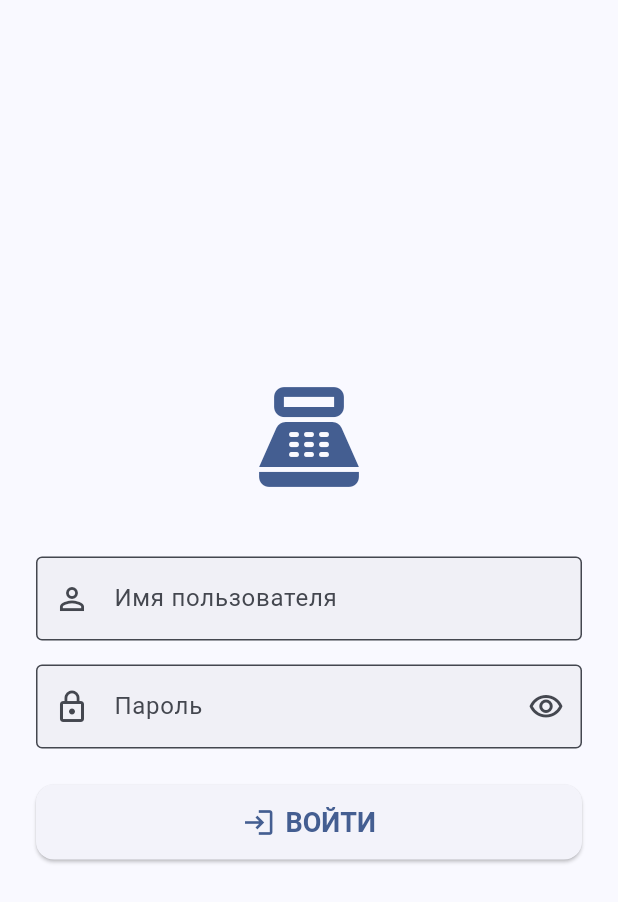
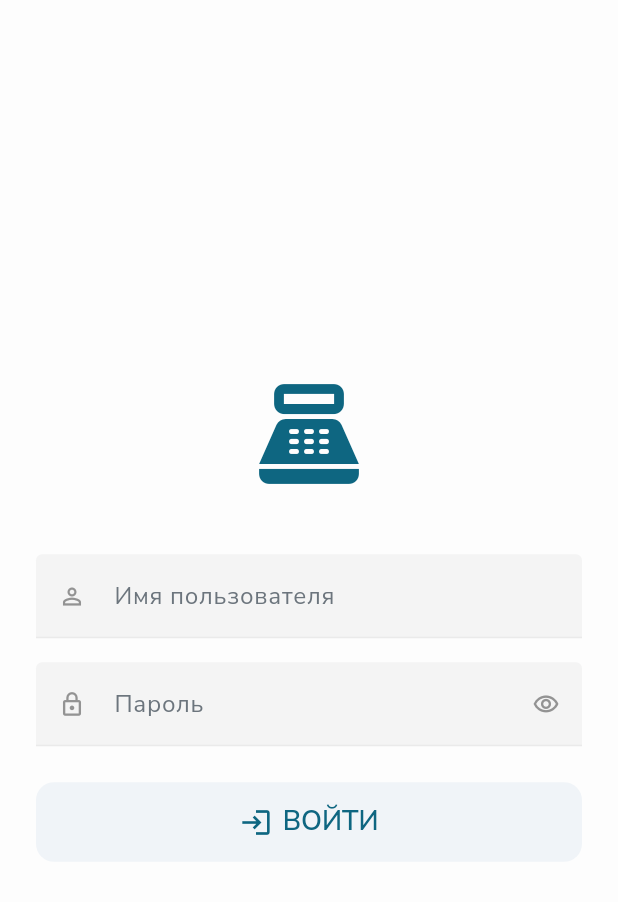
Before and after one commit to makkenzo/flutter_pos, a Flutter app: the screen it shows after launch, on a phone screen of 412 x 824 dp. Shown: the top 902 px of the screen. Run offline on Flutter 3.47's test engine with Material 3 defaults, Android fonts, the phone set to English and light mode, and no system bars; our stand-ins replace flutter_riverpod, flutter_secure_storage, google_fonts, pdf, printing, shimmer; missing offline and left inert: mobile_scanner.

Commit message:
Improves product management and UI themes
Refactors the application theme to use a dedicated theme class and support system-wide theme switching.

Adds a delete product feature to the product form screen, allowing users to remove products directly from the edit view.

Updates API service to use constants for base URL and endpoints, and increases the timeout for fetching products.
Also improves error handling and message clarity for API calls.
Updates storage service to use constants for storage keys.

```diff
--- a/lib/main.dart
+++ b/lib/main.dart
@@ -3,6 +3,7 @@ import 'package:flutter_pos/providers/auth_provider.dart';
 import 'package:flutter_pos/screens/login/login_screen.dart';
 import 'package:flutter_pos/screens/products/product_list_screen.dart';
 import 'package:flutter_pos/screens/splash_screen.dart';
+import 'package:flutter_pos/theme/theme.dart';
 import 'package:flutter_riverpod/flutter_riverpod.dart';
 import 'package:google_fonts/google_fonts.dart';
 import 'package:intl/date_symbol_data_local.dart';
@@ -24,21 +25,10 @@ class MyApp extends ConsumerWidget {
     final AuthState authState = ref.watch(authProvider);
 
     return MaterialApp(
-      title: 'Flutter POS',
-      theme: ThemeData(
-        colorSchemeSeed: Colors.blueAccent,
-        useMaterial3: true,
-        brightness: Brightness.light,
-        textTheme: GoogleFonts.robotoTextTheme(Theme.of(context).textTheme),
-      ),
-      darkTheme: ThemeData(
-        useMaterial3: true,
-        colorSchemeSeed: Colors.blueAccent,
-        brightness: Brightness.dark,
-        textTheme: GoogleFonts.robotoTextTheme(Theme.of(context).textTheme),
-      ),
-
-      themeMode: ThemeMode.light,
+      title: 'Mini-POS',
+      themeMode: ThemeMode.system,
+      theme: TAppTheme.lightTheme,
+      darkTheme: TAppTheme.darkTheme,
       locale: const Locale('ru', 'RU'),
       supportedLocales: const [Locale('ru', 'RU')],
       localizationsDelegates: const [
--- /dev/null
+++ b/lib/theme/custom_themes/appbar_theme.dart
@@ -0,0 +1,34 @@
+import 'package:flutter/material.dart';
+import 'package:flutter_pos/utils/constants/colors.dart';
+import 'package:flutter_pos/utils/constants/sizes.dart';
+import 'package:google_fonts/google_fonts.dart';
+
+class TAppBarTheme {
+  TAppBarTheme._();
+
+  static final lightAppBarTheme = AppBarTheme(
+    elevation: 0, // Без тени
+    centerTitle: false, // Заголовок слева
+    scrolledUnderElevation: 0, // Без тени при скролле
+    backgroundColor: Colors.transparent, // Прозрачный фон (цвет возьмется от Scaffold)
+    surfaceTintColor: Colors.transparent, // Убрать эффект окрашивания при скролле
+    iconTheme: const IconThemeData(color: TColors.black, size: TSizes.iconMd),
+    actionsIconTheme: const IconThemeData(color: TColors.black, size: TSizes.iconMd),
+    titleTextStyle: GoogleFonts.nunitoSans(
+      fontSize: 18.0,
+      fontWeight: FontWeight.w600,
+      color: TColors.black,
+    ), // Явно задаем шрифт и стиль заголовка
+  );
+
+  static final darkAppBarTheme = AppBarTheme(
+    elevation: 0,
+    centerTitle: false,
+    scrolledUnderElevation: 0,
+    backgroundColor: Colors.transparent,
+    surfaceTintColor: Colors.transparent,
+    iconTheme: const IconThemeData(color: TColors.white, size: TSizes.iconMd),
+    actionsIconTheme: const IconThemeData(color: TColors.white, size: TSizes.iconMd),
+    titleTextStyle: GoogleFonts.nunitoSans(fontSize: 18.0, fontWeight: FontWeight.w600, color: TColors.white),
+  );
+}
--- /dev/null
+++ b/lib/theme/custom_themes/bottom_sheet_theme.dart
@@ -0,0 +1,19 @@
+import 'package:flutter/material.dart';
+
+class TBottomSheetTheme {
+  TBottomSheetTheme._();
+
+  static final lightBottomSheetTheme = BottomSheetThemeData(
+    backgroundColor: Colors.transparent,
+    modalBackgroundColor: Colors.transparent,
+    shape: RoundedRectangleBorder(borderRadius: BorderRadius.circular(8)),
+    clipBehavior: Clip.antiAlias,
+  );
+
+  static final darkBottomSheetTheme = BottomSheetThemeData(
+    backgroundColor: Colors.transparent,
+    modalBackgroundColor: Colors.transparent,
+    shape: RoundedRectangleBorder(borderRadius: BorderRadius.circular(8)),
+    clipBehavior: Clip.antiAlias,
+  );
+}
--- /dev/null
+++ b/lib/theme/custom_themes/card_theme.dart
@@ -0,0 +1,21 @@
+import 'package:flutter/material.dart';
+
+import 'package:flutter_pos/utils/constants/sizes.dart';
+
+class TCardTheme {
+  TCardTheme._();
+
+  static final lightCardTheme = CardTheme(
+    elevation: 1,
+    margin: const EdgeInsets.symmetric(vertical: TSizes.xs, horizontal: TSizes.sm),
+    shape: RoundedRectangleBorder(borderRadius: BorderRadius.circular(TSizes.borderRadiusMd)),
+    clipBehavior: Clip.antiAlias,
+  );
+
+  static final darkCardTheme = CardTheme(
+    elevation: 1,
+    margin: const EdgeInsets.symmetric(vertical: TSizes.xs, horizontal: TSizes.sm),
+    shape: RoundedRectangleBorder(borderRadius: BorderRadius.circular(TSizes.borderRadiusMd)),
+    clipBehavior: Clip.antiAlias,
+  );
+}
--- /dev/null
+++ b/lib/theme/custom_themes/checkbox_theme.dart
@@ -0,0 +1,18 @@
+import 'package:flutter/material.dart';
+import 'package:flutter_pos/utils/constants/colors.dart';
+
+class TCheckboxTheme {
+  TCheckboxTheme._();
+
+  static final lightCheckboxTheme = CheckboxThemeData(
+    fillColor: WidgetStateProperty.all<Color>(TColors.primary),
+    checkColor: WidgetStateProperty.all<Color>(TColors.white),
+    overlayColor: WidgetStateProperty.all<Color>(TColors.primary),
+  );
+
+  static final darkCheckboxTheme = CheckboxThemeData(
+    fillColor: WidgetStateProperty.all<Color>(TColors.primary),
+    checkColor: WidgetStateProperty.all<Color>(TColors.white),
+    overlayColor: WidgetStateProperty.all<Color>(TColors.primary),
+  );
+}
--- /dev/null
+++ b/lib/theme/custom_themes/dialog_theme.dart
@@ -0,0 +1,16 @@
+import 'package:flutter/material.dart';
+import 'package:flutter_pos/utils/constants/sizes.dart';
+
+class TDialogTheme {
+  TDialogTheme._();
+
+  static final lightDialogTheme = DialogTheme(
+    elevation: 0,
+    shape: RoundedRectangleBorder(borderRadius: BorderRadius.circular(TSizes.borderRadiusLg)),
+  );
+
+  static final darkDialogTheme = DialogTheme(
+    elevation: 0,
+    shape: RoundedRectangleBorder(borderRadius: BorderRadius.circular(TSizes.borderRadiusLg)),
+  );
+}
--- /dev/null
+++ b/lib/theme/custom_themes/elevated_button_theme.dart
@@ -0,0 +1,29 @@
+import 'package:flutter/material.dart';
+import 'package:flutter_pos/utils/constants/sizes.dart';
+
+class TElevatedButtonTheme {
+  TElevatedButtonTheme._();
+
+  /// Светлая тема
+  static final lightElevatedButtonTheme = ElevatedButtonThemeData(
+    style: ElevatedButton.styleFrom(
+      elevation: 0, // Небольшая тень
+      padding: const EdgeInsets.symmetric(vertical: 14, horizontal: TSizes.md), // Вертикальный отступ
+      textStyle: const TextStyle(fontSize: TSizes.fontSizeMd, fontWeight: FontWeight.w600),
+      shape: RoundedRectangleBorder(borderRadius: BorderRadius.circular(TSizes.borderRadiusMd)),
+      minimumSize: const Size(double.infinity, TSizes.buttonHeight),
+    ),
+  );
+
+  /// Темная тема
+  static final darkElevatedButtonTheme = ElevatedButtonThemeData(
+    style: ElevatedButton.styleFrom(
+      elevation: 0,
+      padding: const EdgeInsets.symmetric(vertical: 14, horizontal: TSizes.md),
+      textStyle: const TextStyle(fontSize: TSizes.fontSizeMd, fontWeight: FontWeight.w600),
+      shape: RoundedRectangleBorder(borderRadius: BorderRadius.circular(TSizes.borderRadiusMd)),
+      minimumSize: const Size(double.infinity, TSizes.buttonHeight),
+      // Цвета также возьмутся из темной ColorScheme
+    ),
+  );
+}
--- /dev/null
+++ b/lib/theme/custom_themes/outlined_button_theme.dart
@@ -0,0 +1,31 @@
+import 'package:flutter/material.dart';
+import 'package:flutter_pos/utils/constants/colors.dart';
+import 'package:flutter_pos/utils/constants/sizes.dart';
+
+class TOutlinedButtonTheme {
+  TOutlinedButtonTheme._();
+
+  /// Светлая тема
+  static final lightOutlinedButtonTheme = OutlinedButtonThemeData(
+    style: OutlinedButton.styleFrom(
+      foregroundColor: TColors.primary,
+      backgroundColor: TColors.white,
+      side: const BorderSide(color: TColors.primary),
+      padding: const EdgeInsets.symmetric(vertical: TSizes.buttonHeight / 3),
+      textStyle: const TextStyle(fontSize: TSizes.fontSizeMd, color: TColors.textPrimary, fontWeight: FontWeight.w600),
+      shape: RoundedRectangleBorder(borderRadius: BorderRadius.circular(TSizes.borderRadiusMd)),
+    ),
+  );
+
+  /// Темная тема
+  static final darkOutlinedButtonTheme = OutlinedButtonThemeData(
+    style: OutlinedButton.styleFrom(
+      foregroundColor: TColors.white,
+      backgroundColor: TColors.primary,
+      side: const BorderSide(color: TColors.primary),
+      padding: const EdgeInsets.symmetric(vertical: TSizes.buttonHeight / 3),
+      textStyle: const TextStyle(fontSize: TSizes.fontSizeMd, color: TColors.textWhite, fontWeight: FontWeight.w600),
+      shape: RoundedRectangleBorder(borderRadius: BorderRadius.circular(TSizes.borderRadiusMd)),
+    ),
+  );
+}
--- /dev/null
+++ b/lib/theme/custom_themes/text_field_theme.dart
@@ -0,0 +1,70 @@
+import 'package:flutter/material.dart';
+import 'package:flutter_pos/utils/constants/colors.dart';
+import 'package:flutter_pos/utils/constants/sizes.dart';
+
+class TTextFormFieldTheme {
+  TTextFormFieldTheme._();
+
+  static final _baseBorder = UnderlineInputBorder(
+    // Используем подчеркивание
+    // borderRadius: BorderRadius.circular(TSizes.borderRadiusMd),
+    borderSide: BorderSide(width: 1, color: TColors.grey.withValues(alpha: 0.5)),
+  );
+
+  static InputDecorationTheme lightInputDecorationTheme = InputDecorationTheme(
+    errorMaxLines: 2,
+    prefixIconColor: TColors.darkGrey,
+    suffixIconColor: TColors.darkGrey,
+
+    labelStyle: const TextStyle().copyWith(fontSize: TSizes.fontSizeMd, color: TColors.textSecondary),
+    hintStyle: const TextStyle().copyWith(fontSize: TSizes.fontSizeSm, color: TColors.textSecondary),
+    errorStyle: const TextStyle().copyWith(fontStyle: FontStyle.normal), // Сброс курсива по умолчанию
+    floatingLabelStyle: const TextStyle().copyWith(color: TColors.textPrimary.withValues(alpha: 0.8)),
+
+    filled: false,
+
+    border: _baseBorder,
+    enabledBorder: _baseBorder,
+    focusedBorder: _baseBorder.copyWith(
+      // При фокусе линия становится основной
+      borderSide: const BorderSide(width: 1.5, color: TColors.primary), // Используем цвет TColors для акцента
+    ),
+    errorBorder: _baseBorder.copyWith(
+      // Ошибка - красная линия
+      borderSide: const BorderSide(width: 1, color: TColors.error),
+    ),
+    focusedErrorBorder: _baseBorder.copyWith(
+      // Ошибка в фокусе - утолщенная красная
+      borderSide: const BorderSide(width: 1.5, color: TColors.error),
+    ),
+
+    contentPadding: const EdgeInsets.symmetric(vertical: TSizes.sm, horizontal: TSizes.xs), // Внутренние отступы
+    isDense: true,
+  );
+
+  static InputDecorationTheme darkInputDecorationTheme = InputDecorationTheme(
+    errorMaxLines: 2,
+    prefixIconColor: TColors.grey,
+    suffixIconColor: TColors.grey,
+
+    labelStyle: const TextStyle().copyWith(
+      fontSize: TSizes.fontSizeMd,
+      color: TColors.textWhite.withValues(alpha: 0.8),
+    ),
+    hintStyle: const TextStyle().copyWith(fontSize: TSizes.fontSizeSm, color: TColors.grey),
+    floatingLabelStyle: const TextStyle().copyWith(color: TColors.textWhite.withValues(alpha: 0.8)),
+
+    filled: false,
+
+    border: UnderlineInputBorder(borderSide: BorderSide(width: 1, color: TColors.darkGrey.withValues(alpha: .8))),
+    enabledBorder: UnderlineInputBorder(
+      borderSide: BorderSide(width: 1, color: TColors.darkGrey.withValues(alpha: .8)),
+    ),
+    focusedBorder: UnderlineInputBorder(
+      borderSide: BorderSide(width: 1.5, color: TColors.primary.withValues(alpha: .8)),
+    ),
+
+    contentPadding: const EdgeInsets.symmetric(vertical: TSizes.sm, horizontal: TSizes.md),
+    isDense: true,
+  );
+}
--- /dev/null
+++ b/lib/theme/custom_themes/text_theme.dart
@@ -0,0 +1,16 @@
+import 'package:flutter/material.dart';
+import 'package:flutter_pos/utils/constants/colors.dart';
+import 'package:google_fonts/google_fonts.dart';
+
+class TTextTheme {
+  TTextTheme._();
+
+  static TextTheme _baseTextTheme(Color textColor) =>
+      GoogleFonts.nunitoSansTextTheme(TextTheme().apply(bodyColor: textColor, displayColor: textColor));
+
+  /// Кастомная светлая тема текста
+  static TextTheme lightTextTheme = _baseTextTheme(TColors.textPrimary);
+
+  /// Кастомная темная тема текста
+  static TextTheme darkTextTheme = _baseTextTheme(TColors.textWhite);
+}
--- /dev/null
+++ b/lib/theme/theme.dart
@@ -0,0 +1,53 @@
+import 'package:flutter/material.dart';
+import 'package:flutter_pos/theme/custom_themes/appbar_theme.dart';
+import 'package:flutter_pos/theme/custom_themes/bottom_sheet_theme.dart';
+import 'package:flutter_pos/theme/custom_themes/card_theme.dart';
+import 'package:flutter_pos/theme/custom_themes/checkbox_theme.dart';
+import 'package:flutter_pos/theme/custom_themes/dialog_theme.dart';
+import 'package:flutter_pos/theme/custom_themes/elevated_button_theme.dart';
+import 'package:flutter_pos/theme/custom_themes/outlined_button_theme.dart';
+import 'package:flutter_pos/theme/custom_themes/text_field_theme.dart';
+import 'package:flutter_pos/theme/custom_themes/text_theme.dart';
+import 'package:flutter_pos/utils/constants/colors.dart';
+import 'package:google_fonts/google_fonts.dart';
+
+class TAppTheme {
+  TAppTheme._();
+
+  static const Color _seedColor = Color(0xFF546E7A);
+
+  static ThemeData lightTheme = ThemeData(
+    useMaterial3: true,
+    brightness: Brightness.light,
+    colorScheme: ColorScheme.fromSeed(seedColor: _seedColor, brightness: Brightness.light),
+    fontFamily: GoogleFonts.nunitoSans().fontFamily,
+    scaffoldBackgroundColor: const Color(0xFFFDFDFD),
+    textTheme: TTextTheme.lightTextTheme,
+    elevatedButtonTheme: TElevatedButtonTheme.lightElevatedButtonTheme,
+    inputDecorationTheme: TTextFormFieldTheme.lightInputDecorationTheme,
+    appBarTheme: TAppBarTheme.lightAppBarTheme, // Пример
+    cardTheme: TCardTheme.lightCardTheme, // Пример
+    dialogTheme: TDialogTheme.lightDialogTheme,
+    outlinedButtonTheme: TOutlinedButtonTheme.lightOutlinedButtonTheme,
+    bottomSheetTheme: TBottomSheetTheme.lightBottomSheetTheme,
+    checkboxTheme: TCheckboxTheme.lightCheckboxTheme,
+  );
+
+  static ThemeData darkTheme = ThemeData(
+    useMaterial3: true,
+    // fontFamily: 'Poppins',
+    brightness: Brightness.dark,
+    colorScheme: ColorScheme.fromSeed(seedColor: _seedColor, brightness: Brightness.dark),
+    fontFamily: GoogleFonts.nunitoSans().fontFamily,
+    scaffoldBackgroundColor: const Color(0xFF1A1A1A),
+    textTheme: TTextTheme.darkTextTheme,
+    elevatedButtonTheme: TElevatedButtonTheme.darkElevatedButtonTheme,
+    inputDecorationTheme: TTextFormFieldTheme.darkInputDecorationTheme,
+    appBarTheme: TAppBarTheme.darkAppBarTheme,
+    cardTheme: TCardTheme.darkCardTheme,
+    dialogTheme: TDialogTheme.darkDialogTheme,
+    outlinedButtonTheme: TOutlinedButtonTheme.darkOutlinedButtonTheme,
+    bottomSheetTheme: TBottomSheetTheme.darkBottomSheetTheme,
+    checkboxTheme: TCheckboxTheme.darkCheckboxTheme,
+  );
+}
--- /dev/null
+++ b/lib/utils/constants/storage_keys.dart
@@ -0,0 +1,5 @@
+class StorageKeys {
+  StorageKeys._();
+
+  static const String authToken = 'auth_token';
+}
```
Also changed, not shown: lib/screens/products/product_form_screen.dart (+54 -0 lines), lib/services/api_service.dart (+43 -135 lines), lib/services/storage_service.dart (+4 -4 lines), lib/utils/constants/api_constants.dart (added, +15 -0 lines), lib/utils/constants/colors.dart (added, +43 -0 lines), lib/utils/constants/sizes.dart (added, +30 -0 lines).
